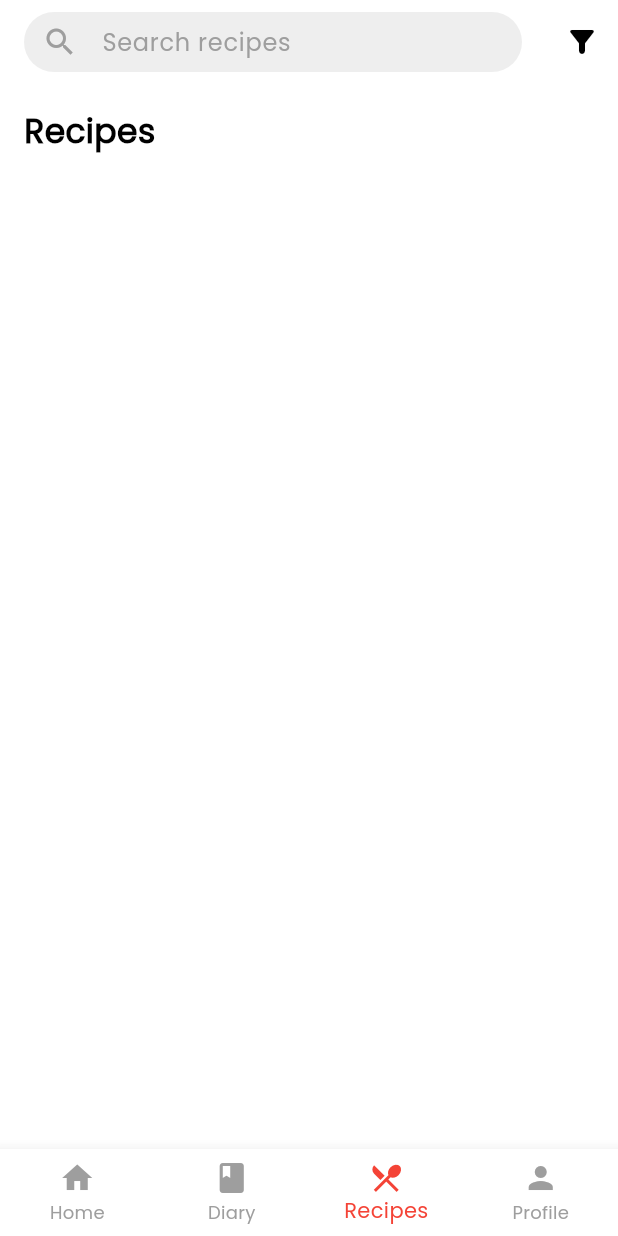
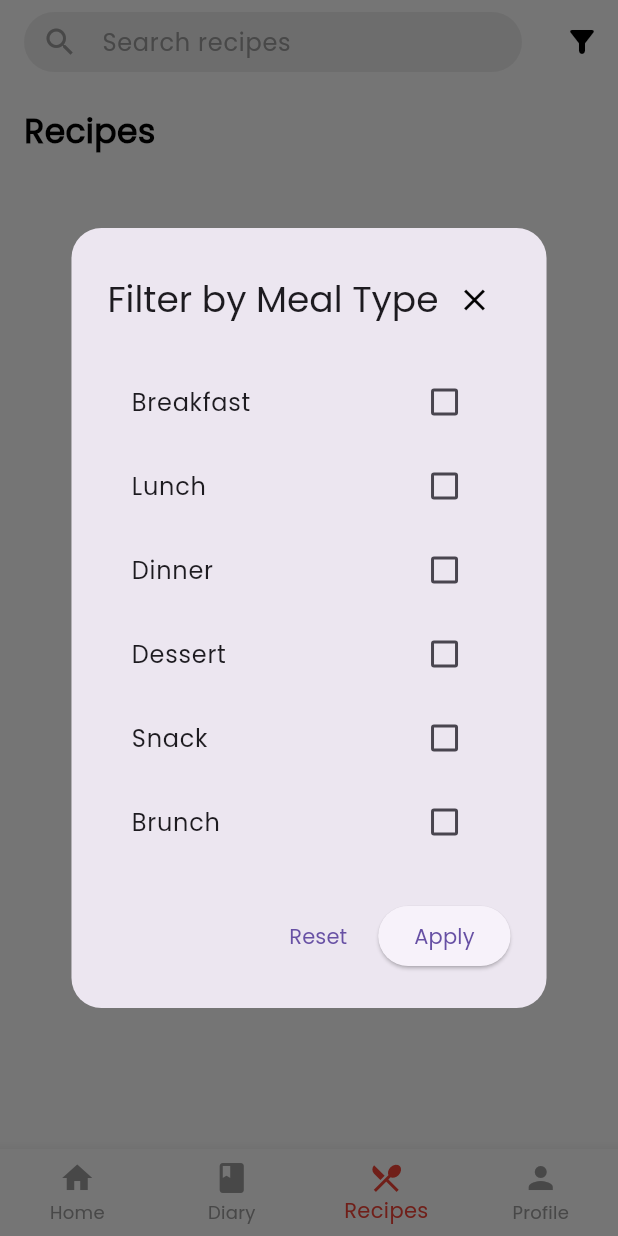
Before and after one commit to yeoh0730/CardioMeal, a Flutter app: the screen it shows once a user with an empty profile is signed in, item 3 of the bottom bar chosen, after a tap on the "filter alt" icon, on a phone screen of 412 x 824 dp. Run offline on Flutter 3.47's test engine with Material 3 defaults, Android fonts, the phone set to English and light mode, and no system bars; our stand-ins replace cloud_firestore, firebase_auth, firebase_core, fl_chart, percent_indicator, smooth_page_indicator; accounts and stored records are empty; network calls fail.

Commit message:
added filter in recipe page

```diff
--- a/lib/RecipePage.dart
+++ b/lib/RecipePage.dart
@@ -10,7 +10,17 @@ class RecipePage extends StatefulWidget {
 class _RecipePageState extends State<RecipePage> {
   List<Map<String, dynamic>> recipes = [];
   List<Map<String, dynamic>> filteredRecipes = [];
+  List<String> selectedFilters = []; // Selected filters
   TextEditingController _searchController = TextEditingController();
+
+  final List<String> mealTypes = [
+    "Breakfast",
+    "Lunch",
+    "Dinner",
+    "Dessert",
+    "Snack",
+    "Brunch"
+  ]; // Filter options
 
   @override
   void initState() {
@@ -37,6 +47,7 @@ class _RecipePageState extends State<RecipePage> {
             "Name": recipe["Name"] ?? "No Name",
             "Images": imageUrl,
             "Description": recipe["Description"] ?? "",
+            "Keywords": recipe["Keywords"] ?? "", // Extract keywords for filtering
           });
         }
       }
@@ -55,25 +66,19 @@ class _RecipePageState extends State<RecipePage> {
   // Extracts the first valid image URL
   String extractFirstValidImage(dynamic imagesField) {
     if (imagesField == null || imagesField == "character(0)") {
-      return ""; // Ignore invalid image fields
+      return "";
     }
 
     String imagesString = imagesField.toString();
-
-    // Remove extra quotation marks if present
     imagesString = imagesString.replaceAll('"', '');
 
-    // Split by commas (in case multiple URLs exist)
     List<String> imageUrls = imagesString.split(", ");
-
-    // Check each URL and return the first valid one
     for (String url in imageUrls) {
       if (url.startsWith("https://")) {
         return url;
       }
     }
-
-    return ""; // No valid image found
+    return "";
   }
 
   // Search filter
@@ -81,6 +86,91 @@ class _RecipePageState extends State<RecipePage> {
     List<Map<String, dynamic>> results = recipes.where((recipe) {
       final name = recipe["Name"].toLowerCase();
       return name.contains(query.toLowerCase());
+    }).toList();
+
+    setState(() {
+      filteredRecipes = results;
+    });
+  }
+
+  void _openFilterDialog() {
+    showDialog(
+      context: context,
+      builder: (BuildContext context) {
+        return StatefulBuilder(
+          builder: (context, setDialogState) {
+            return AlertDialog(
+              shape: RoundedRectangleBorder(
+                borderRadius: BorderRadius.circular(20), // Optional: Rounded corners
+              ),
+              title: Row(
+                mainAxisAlignment: MainAxisAlignment.spaceBetween,
+                children: [
+                  const Text("Filter by Meal Type"),
+                  IconButton(
+                    icon: const Icon(Icons.close, color: Colors.black), // ✅ Close button
+                    onPressed: () {
+                      Navigator.pop(context);
+                    },
+                  ),
+                ],
+              ),
+              content: Column(
+                mainAxisSize: MainAxisSize.min,
+                children: mealTypes.map((mealType) {
+                  return CheckboxListTile(
+                    title: Text(mealType),
+                    value: selectedFilters.contains(mealType),
+                    onChanged: (bool? value) {
+                      setDialogState(() {
+                        if (value == true) {
+                          selectedFilters.add(mealType);
+                        } else {
+                          selectedFilters.remove(mealType);
+                        }
+                      });
+                    },
+                  );
+                }).toList(),
+              ),
+              actions: [
+                TextButton(
+                  onPressed: () {
+                    setState(() {
+                      selectedFilters.clear(); // Clear filters
+                      filteredRecipes = List.from(recipes); // Show all recipes
+                    });
+                    Navigator.pop(context);
+                  },
+                  child: const Text("Reset"),
+                ),
+                ElevatedButton(
+                  onPressed: () {
+                    _applyFilter();
+                    Navigator.pop(context);
+                  },
+                  child: const Text("Apply"),
+                ),
+              ],
+            );
+          },
+        );
+      },
+    );
+  }
+
+  // Apply filter based on selected meal types
+  void _applyFilter() {
+    if (selectedFilters.isEmpty) {
+      setState(() {
+        filteredRecipes = List.from(recipes); // Show all recipes if no filters
+      });
+      return;
+    }
+
+    List<Map<String, dynamic>> results = recipes.where((recipe) {
+      String keywords = recipe["Keywords"].toString().toLowerCase();
+      return selectedFilters.any((filter) => keywords.contains(filter.toLowerCase()));
     }).toList();
 
     setState(() {
@@ -125,9 +215,7 @@ class _RecipePageState extends State<RecipePage> {
         actions: [
           IconButton(
             icon: const Icon(Icons.filter_alt_rounded, color: Colors.black),
-            onPressed: () {
-              // Filter action here
-            },
+            onPressed: _openFilterDialog, // Open filter dialog
           ),
         ],
       ),
@@ -136,7 +224,7 @@ class _RecipePageState extends State<RecipePage> {
         child: Column(
           crossAxisAlignment: CrossAxisAlignment.start,
           children: [
-            // **NEW** Recipes Title
+            // Recipes Title
             const Text(
               "Recipes",
               style: TextStyle(
```
